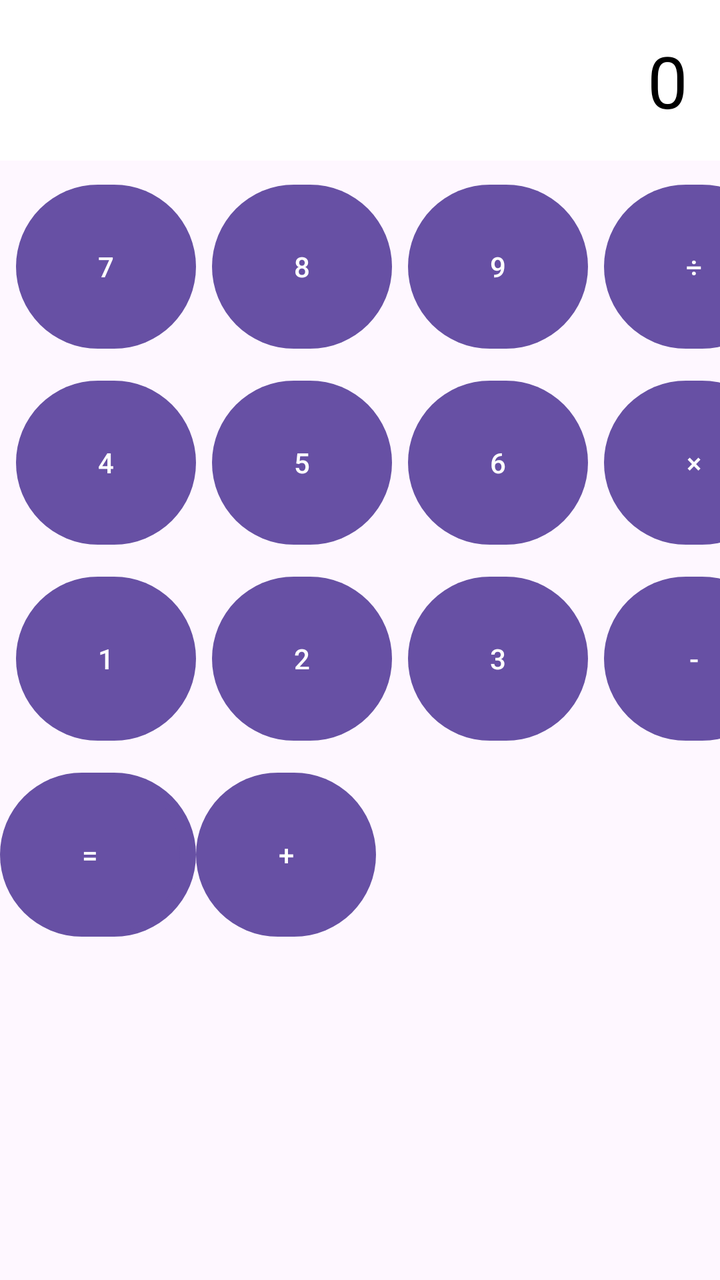
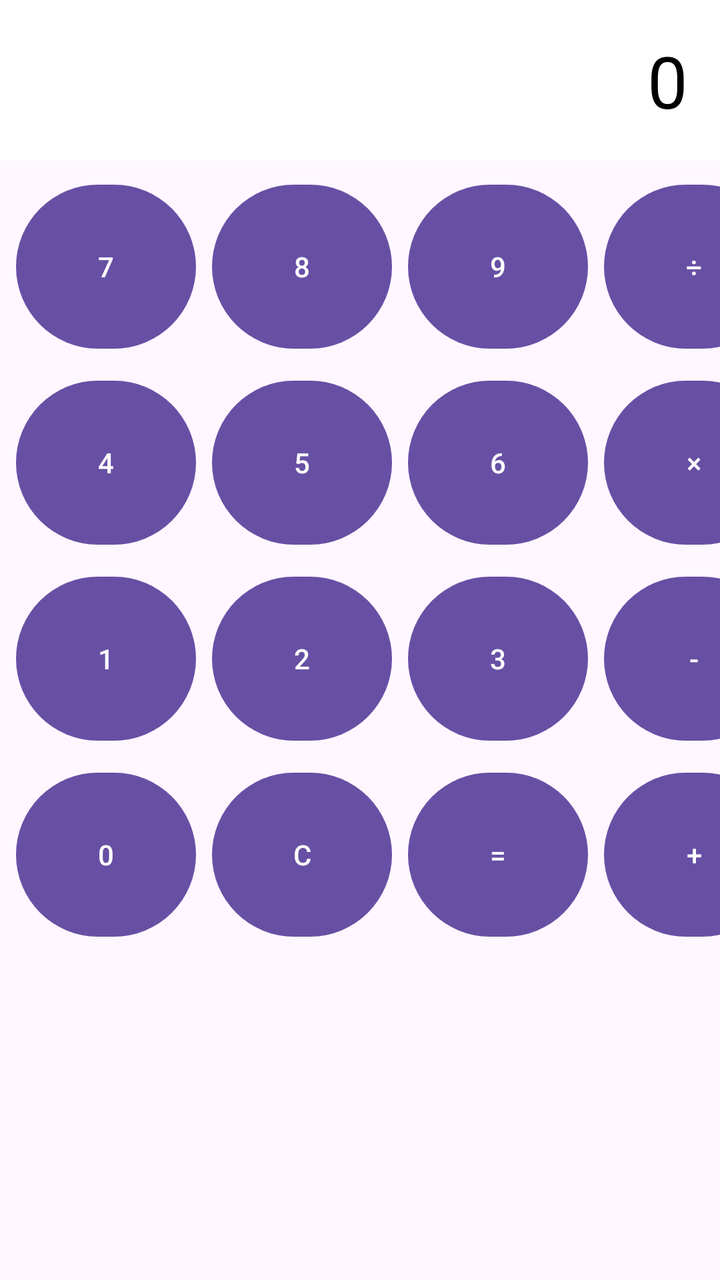

Compare the two renders of this Android layout. The source of the first and the diff that turns it into the second are given below.
<!-- AndroidManifest.xml: application theme Theme.ProjectCalculator -->
<!-- res/layout/activity_main.xml -->
<?xml version="1.0" encoding="utf-8"?>
<androidx.constraintlayout.widget.ConstraintLayout
    xmlns:android="http://schemas.android.com/apk/res/android"
    xmlns:app="http://schemas.android.com/apk/res-auto"
    xmlns:tools="http://schemas.android.com/tools"
    android:id="@+id/main"
    android:layout_width="match_parent"
    android:layout_height="match_parent"
    tools:context=".MainActivity">

    <TextView
        android:id="@+id/tvResult"
        android:layout_width="match_parent"
        android:layout_height="wrap_content"
        android:background="@color/white"
        android:gravity="end"
        android:padding="16dp"
        android:text="0"
        android:textColor="@color/black"
        android:textSize="36sp"
        app:layout_constraintTop_toTopOf="parent"
        app:layout_constraintStart_toStartOf="parent"
        app:layout_constraintEnd_toEndOf="parent"/>

    <Button
        android:id="@+id/btn7"
        android:layout_width="90dp"
        android:layout_height="90dp"
        android:text="7"
        app:layout_constraintStart_toStartOf="parent"
        app:layout_constraintTop_toBottomOf="@id/tvResult"
        android:layout_margin="8dp"/>

    <Button
        android:id="@+id/btn8"
        android:layout_width="90dp"
        android:layout_height="90dp"
        android:text="8"
        app:layout_constraintStart_toEndOf="@id/btn7"
        app:layout_constraintTop_toBottomOf="@id/tvResult"
        android:layout_margin="8dp"/>

    <Button
        android:id="@+id/btn9"
        android:layout_width="90dp"
        android:layout_height="90dp"
        android:text="9"
        app:layout_constraintStart_toEndOf="@id/btn8"
        app:layout_constraintTop_toBottomOf="@id/tvResult"
        android:layout_margin="8dp"/>
    <Button
        android:id="@+id/btnDivide"
        android:layout_width="90dp"
        android:layout_height="90dp"
        android:text="÷"
        app:layout_constraintStart_toEndOf="@id/btn9"
        app:layout_constraintTop_toBottomOf="@id/tvResult"
        android:layout_margin="8dp"/>
    <Button
        android:id="@+id/btn4"
        android:layout_width="90dp"
        android:layout_height="90dp"
        android:text="4"
        app:layout_constraintStart_toStartOf="parent"
        app:layout_constraintTop_toBottomOf="@id/btn7"
        android:layout_margin="8dp"/>
    <Button
        android:id="@+id/btn5"
        android:layout_width="90dp"
        android:layout_height="90dp"
        android:text="5"
        app:layout_constraintStart_toEndOf="@id/btn4"
        app:layout_constraintTop_toBottomOf="@id/btn8"
        android:layout_margin="8dp"/>
    <Button
        android:id="@+id/btn6"
        android:layout_width="90dp"
        android:layout_height="90dp"
        android:text="6"
        app:layout_constraintStart_toEndOf="@+id/btn5"
        app:layout_constraintTop_toBottomOf="@+id/btn9"
        android:layout_margin="8dp"/>
    <Button
        android:id="@+id/btnMultiply"
        android:layout_width="90dp"
        android:layout_height="90dp"
        android:text="×"
        app:layout_constraintStart_toEndOf="@id/btn6"
        app:layout_constraintTop_toBottomOf="@id/btnDivide"
        android:layout_margin="8dp"/>
    <Button
        android:id="@+id/btn1"
        android:layout_width="90dp"
        android:layout_height="90dp"
        android:text="1"
        app:layout_constraintStart_toStartOf="parent"
        app:layout_constraintTop_toBottomOf="@id/btn4"
        android:layout_margin="8dp"/>
    <Button
        android:id="@+id/btn2"
        android:layout_width="90dp"
        android:layout_height="90dp"
        android:text="2"
        app:layout_constraintStart_toEndOf="@id/btn1"
        app:layout_constraintTop_toBottomOf="@id/btn5"
        android:layout_margin="8dp"/>
    <Button
        android:id="@+id/btn3"
        android:layout_width="90dp"
        android:layout_height="90dp"
        android:text="3"
        app:layout_constraintStart_toEndOf="@id/btn2"
        app:layout_constraintTop_toBottomOf="@id/btn6"
        android:layout_margin="8dp"/>
    <Button
        android:id="@+id/btnMinus"
        android:layout_width="90dp"
        android:layout_height="90dp"
        android:text="-"
        app:layout_constraintStart_toEndOf="@id/btn3"
        app:layout_constraintTop_toBottomOf="@id/btnMultiply"
        android:layout_margin="8dp"/>
    <Button
        android:id="@+id/btn0"
        android:layout_width="90dp"
        android:layout_height="90dp"
        android:text="0"
        app:layout_constraintStart_toStartOf="parent"
        app:layout_constraintTop_toBottomOf="@id/btn1"
        android:layout_margin="8dp"/>
    <Button
        android:id="@+id/btnEquals"
        android:layout_width="90dp"
        android:layout_height="90dp"
        android:text="="
        app:layout_constraintStart_toEndOf="@id/btnClear"
        app:layout_constraintTop_toBottomOf="@id/btn3"
        android:layout_margin="8dp"/>
    <Button
        android:id="@+id/btnPlus"
        android:layout_width="90dp"
        android:layout_height="90dp"
        android:text="+"
        app:layout_constraintStart_toEndOf="@id/btnEquals"
        app:layout_constraintTop_toBottomOf="@id/btnMinus"
        android:layout_margin="8dp"/>



</androidx.constraintlayout.widget.ConstraintLayout>
<!-- resources referenced by this layout -->
<resources>
  <color name="black">#FF000000</color>
  <color name="white">#FFFFFFFF</color>
  <style name="Theme.ProjectCalculator" parent="Base.Theme.ProjectCalculator" />
  <style name="Base.Theme.ProjectCalculator" parent="Theme.Material3.DayNight.NoActionBar">
          
          
      </style>
</resources>

<!-- the commit's change to res/layout/activity_main.xml (unified diff, before → after) -->
@@ -129,6 +129,14 @@
         app:layout_constraintTop_toBottomOf="@id/btn1"
         android:layout_margin="8dp"/>
     <Button
+        android:id="@+id/btnClear"
+        android:layout_width="90dp"
+        android:layout_height="90dp"
+        android:text="C"
+        app:layout_constraintStart_toEndOf="@id/btn0"
+        app:layout_constraintTop_toBottomOf="@id/btn2"
+        android:layout_margin="8dp"/>
+    <Button
         android:id="@+id/btnEquals"
         android:layout_width="90dp"
         android:layout_height="90dp"
